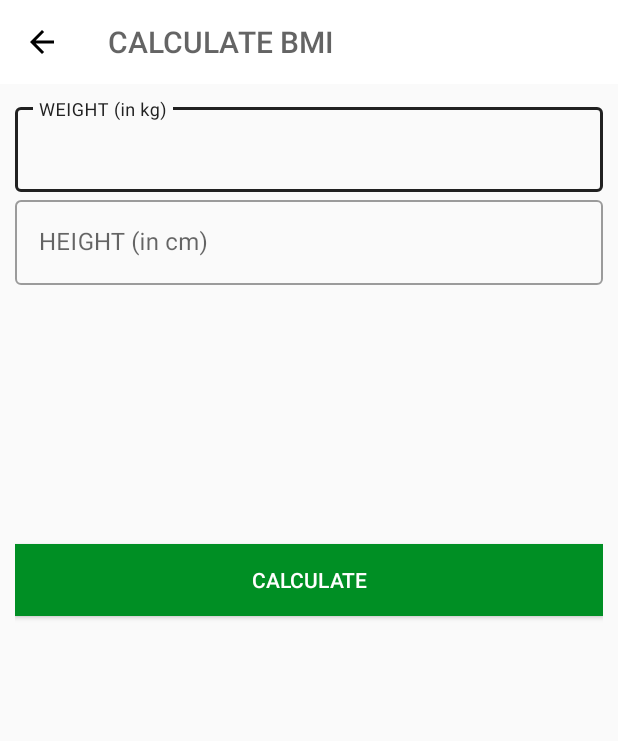
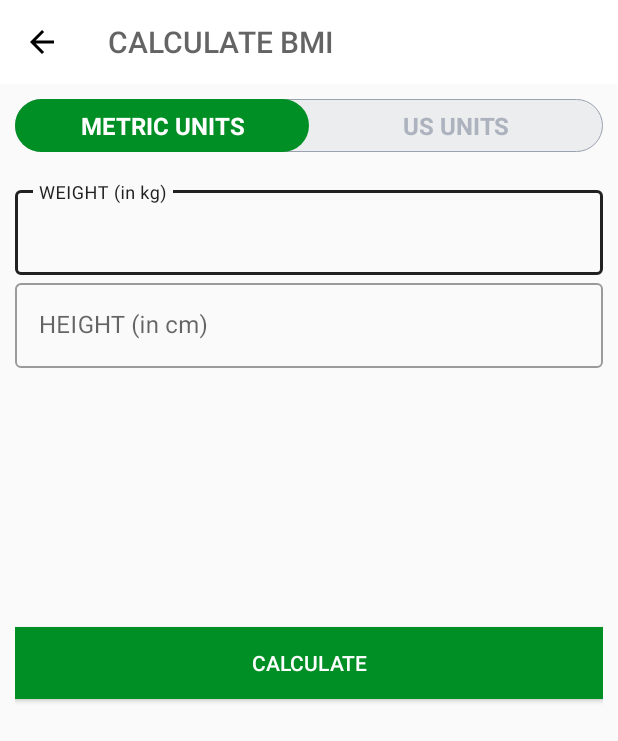
Before and after one commit to wenk-silvan/7-minute-workout, an Android app: the BMIActivity screen opened directly, with no data from a screen before it, on a phone screen of 412 x 824 dp. Shown: the top 741 px of the screen. Run offline under Robolectric (Android 15) with nearby library versions, the phone set to English and light mode, and no system bars.

Commit message:
BMI activity radio button UI

```diff
--- /dev/null
+++ b/app/src/main/res/drawable/drawable_radio_group_tab_background.xml
@@ -0,0 +1,7 @@
+<?xml version="1.0" encoding="utf-8"?>
+<shape xmlns:android="http://schemas.android.com/apk/res/android"
+    android:shape="rectangle">
+    <solid android:color="#ECEDEF" />
+    <stroke android:width="0.5dp" android:color="#9AA2AF" />
+    <corners android:radius="30dp" />
+</shape>
--- /dev/null
+++ b/app/src/main/res/drawable/drawable_units_tab_selector.xml
@@ -0,0 +1,9 @@
+<?xml version="1.0" encoding="utf-8"?>
+<selector xmlns:android="http://schemas.android.com/apk/res/android">
+    <item android:state_checked="true">
+        <shape android:shape="rectangle">
+            <solid android:color="@color/colorAccent" />
+            <corners android:radius="30dp" />
+        </shape>
+    </item>
+</selector>
--- /dev/null
+++ b/app/src/main/res/drawable/drawable_units_tab_text_color_selector.xml
@@ -0,0 +1,5 @@
+<?xml version="1.0" encoding="utf-8"?>
+<selector xmlns:android="http://schemas.android.com/apk/res/android">
+    <item android:color="#FFFFFF" android:state_checked="true" />
+    <item android:color="#ADB3BE" android:state_checked="false" />
+</selector>
--- a/app/src/main/res/layout/activity_b_m_i.xml
+++ b/app/src/main/res/layout/activity_b_m_i.xml
@@ -16,11 +16,47 @@
         android:theme="@style/ToolbarTheme"
         />
 
+    <RadioGroup
+        android:id="@+id/rg_units"
+        android:layout_width="match_parent"
+        android:layout_height="wrap_content"
+        android:layout_below="@+id/toolbar_bmi_activity"
+        android:layout_margin="10dp"
+        android:background="@drawable/drawable_radio_group_tab_background"
+        android:orientation="horizontal">
+        <RadioButton
+            android:id="@+id/rb_metric_units"
+            android:layout_width="0dp"
+            android:layout_height="35dp"
+            android:layout_weight="1"
+            android:background="@drawable/drawable_units_tab_selector"
+            android:checked="true"
+            android:text="METRIC UNITS"
+            android:gravity="center"
+            android:textColor="@drawable/drawable_units_tab_text_color_selector"
+            android:textSize="16sp"
+            android:textStyle="bold"
+            android:button="@null" />
+        <RadioButton
+            android:id="@+id/rb_us_units"
+            android:layout_width="0dp"
+            android:layout_height="35dp"
+            android:layout_weight="1"
+            android:background="@drawable/drawable_units_tab_selector"
+            android:checked="false"
+            android:text="US UNITS"
+            android:gravity="center"
+            android:textColor="@drawable/drawable_units_tab_text_color_selector"
+            android:textSize="16sp"
+            android:textStyle="bold"
+            android:button="@null" />
+    </RadioGroup>
+
     <LinearLayout
         android:id="@+id/ll_unit_view"
         android:layout_width="match_parent"
         android:layout_height="match_parent"
-        android:layout_below="@+id/toolbar_bmi_activity"
+        android:layout_below="@+id/rg_units"
         android:orientation="vertical"
         android:padding="10dp"
         android:theme="@style/Theme.MaterialComponents.DayNight.DarkActionBar">
```
